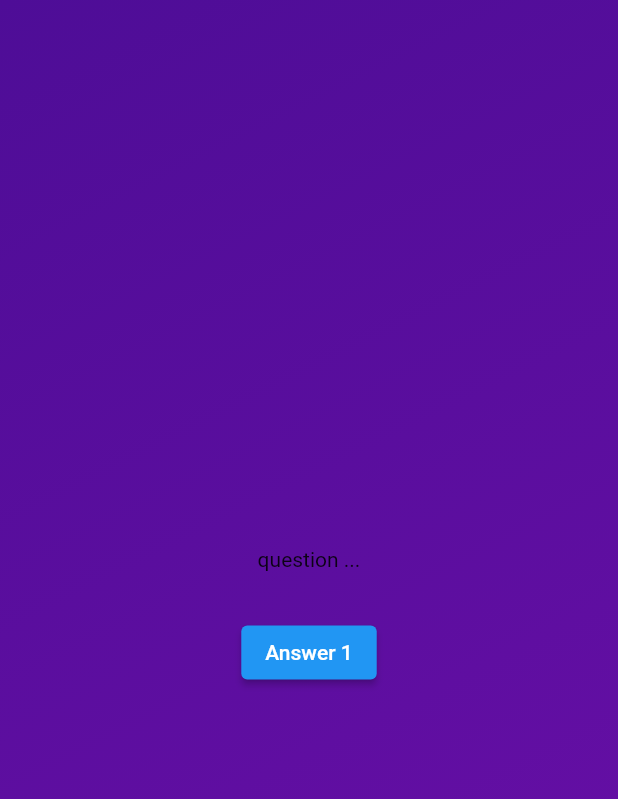
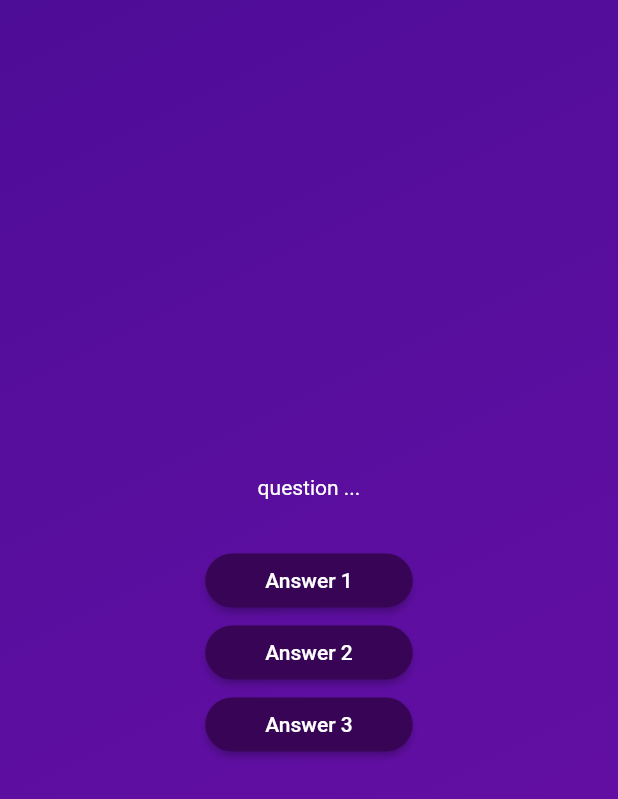
Before and after one commit to temogogitidze/quiz_app, a Flutter app: the screen it shows after launch, after a tap on "Start Quiz!", on a phone screen of 412 x 824 dp. Shown: the top 799 px of the screen. Run offline on Flutter 3.47's test engine with Material 2 defaults, Android fonts, the phone set to English and light mode, and no system bars.

Commit message:
refactor: extract answer buttons into separate reusable component

```diff
--- /dev/null
+++ b/lib/answer_button.dart
@@ -0,0 +1,24 @@
+import 'package:flutter/material.dart';
+
+class AnswerButton extends StatelessWidget {
+  const AnswerButton(this.answerText, this.onTap, {super.key});
+
+  final String answerText;
+  final void Function() onTap;
+
+  @override
+  Widget build(BuildContext context) {
+    return ElevatedButton(
+      onPressed: onTap,
+      style: ElevatedButton.styleFrom(
+        padding: const EdgeInsets.symmetric(vertical: 10, horizontal: 40),
+        backgroundColor: const Color.fromARGB(255, 56, 4, 85),
+        foregroundColor: Colors.white,
+        shape: RoundedRectangleBorder(
+          borderRadius: BorderRadius.circular(40),
+        ),
+      ),
+      child: Text(answerText),
+    );
+  }
+}
--- a/lib/questions_screen.dart
+++ b/lib/questions_screen.dart
@@ -1,4 +1,5 @@
 import 'package:flutter/material.dart';
+import 'package:quiz_app/answer_button.dart';
 
 class QuestionsScreen extends StatefulWidget {
   const QuestionsScreen({super.key});
@@ -17,12 +18,14 @@ class _QuestionsScreen extends State<QuestionsScreen> {
       child: Column(
         mainAxisAlignment: MainAxisAlignment.center,
         children: [
-          const Text('question ...'),
+          const Text(
+            'question ...',
+            style: TextStyle(color: Colors.white),
+          ),
           const SizedBox(height: 30),
-          ElevatedButton(
-            onPressed: () {},
-            child: Text('Answer 1'),
-          ),
+          AnswerButton('Answer 1', () {}),
+          AnswerButton('Answer 2', () {}),
+          AnswerButton('Answer 3', () {})
         ],
       ),
     );
```
